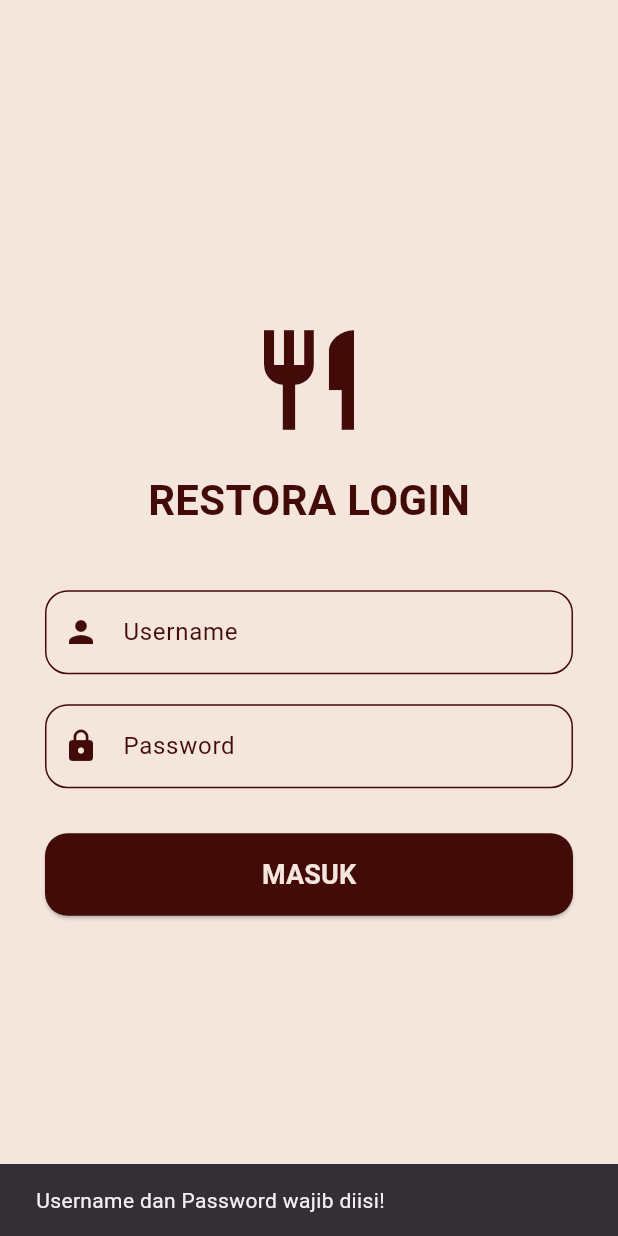
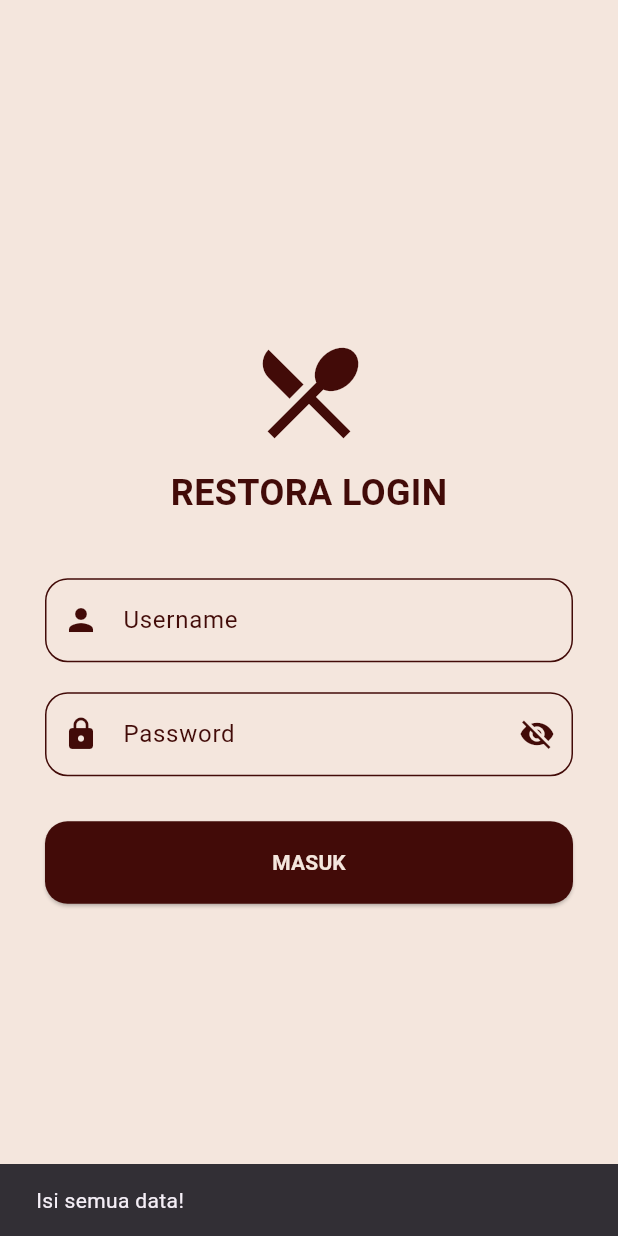
Before and after one commit to isyanaputri/resto-management, a Flutter app: the screen it shows after launch, after a tap on "MASUK", on a phone screen of 412 x 824 dp. Run offline on Flutter 3.47's test engine with Material 3 defaults, Android fonts, the phone set to English and light mode, and no system bars; Roboto replaces fonts that are missing (Poppins).

Commit message:
nambahi fitur bisa lihat dan ga lihat

```diff
--- a/lib/screens/login.dart
+++ b/lib/screens/login.dart
@@ -12,51 +12,37 @@ class LoginScreen extends StatefulWidget {
 }
 
 class _LoginScreenState extends State<LoginScreen> {
-  final TextEditingController _userCtrl = TextEditingController(); // [cite: 66]
-  final TextEditingController _passCtrl = TextEditingController(); // [cite: 66]
+  final TextEditingController _userCtrl = TextEditingController();
+  final TextEditingController _passCtrl = TextEditingController();
   bool _isLoading = false;
 
+  // Variabel untuk mengontrol tampilan password
+  bool _obscurePassword = true;
+
   void _doLogin() async {
-    // Validasi input tidak boleh kosong [cite: 66]
     if (_userCtrl.text.isEmpty || _passCtrl.text.isEmpty) {
       ScaffoldMessenger.of(context).showSnackBar(
-        const SnackBar(content: Text("Username dan Password wajib diisi!")),
+        const SnackBar(content: Text("Isi semua data!")),
       );
       return;
     }
 
     setState(() => _isLoading = true);
-
-    // Memanggil API Login [cite: 67, 83]
     final result = await ApiService().login(_userCtrl.text, _passCtrl.text);
 
     if (!mounted) return;
     setState(() => _isLoading = false);
 
-    if (result['status'] == 'success') { // [cite: 68]
-      String role = result['role']; // [cite: 68]
-
-      // Navigasi Berdasarkan Role
+    if (result['status'] == 'success') {
+      String role = result['role'];
       if (role == 'owner') {
-        // Bos bisa akses dashboard analisis [cite: 69]
-        Navigator.pushReplacement(
-          context,
-          MaterialPageRoute(builder: (_) => const DashboardAnalisis())
-        );
-      } else if (role == 'staff') {
-        // Staff diarahkan ke manajemen meja [cite: 70]
-        Navigator.pushReplacement(
-          context,
-          MaterialPageRoute(builder: (_) => const MejaScreen())
-        );
+        Navigator.pushReplacement(context, MaterialPageRoute(builder: (_) => const DashboardAnalisis()));
+      } else {
+        Navigator.pushReplacement(context, MaterialPageRoute(builder: (_) => const MejaScreen()));
       }
     } else {
-      // Tampilkan error jika login gagal [cite: 71, 72]
       ScaffoldMessenger.of(context).showSnackBar(
-        SnackBar(
-          content: Text(result['message'] ?? "Login Gagal"),
-          backgroundColor: Colors.red,
-        ),
+        SnackBar(content: Text(result['message'] ?? "Gagal"), backgroundColor: Colors.red),
       );
     }
   }
@@ -64,80 +50,54 @@ class _LoginScreenState extends State<LoginScreen> {
   @override
   Widget build(BuildContext context) {
     return Scaffold(
-      backgroundColor: AppColors.accent, // Latar belakang Cream
+      backgroundColor: AppColors.accent,
       body: Center(
         child: SingleChildScrollView(
           padding: const EdgeInsets.all(30),
           child: Column(
-            mainAxisAlignment: MainAxisAlignment.center,
             children: [
-              const Icon(Icons.restaurant, size: 80, color: AppColors.primary),
-              const SizedBox(height: 20),
+              const Icon(Icons.restaurant_menu, size: 80, color: AppColors.primary),
+              const SizedBox(height: 10),
               const Text(
                 "RESTORA LOGIN",
-                style: TextStyle(
-                  fontSize: 28,
-                  fontWeight: FontWeight.bold,
-                  color: AppColors.primary
-                ),
+                style: TextStyle(fontSize: 24, fontWeight: FontWeight.bold, color: AppColors.primary),
               ),
               const SizedBox(height: 40),
 
               // Input Username
-              TextField(
+              _buildInput(
                 controller: _userCtrl,
-                decoration: InputDecoration(
-                  labelText: "Username",
-                  labelStyle: const TextStyle(color: AppColors.primary),
-                  prefixIcon: const Icon(Icons.person, color: AppColors.primary),
-                  enabledBorder: OutlineInputBorder(
-                    borderRadius: BorderRadius.circular(15),
-                    borderSide: const BorderSide(color: AppColors.primary),
-                  ),
-                  focusedBorder: OutlineInputBorder(
-                    borderRadius: BorderRadius.circular(15),
-                    borderSide: const BorderSide(color: AppColors.primary, width: 2),
-                  ),
-                ),
+                label: "Username",
+                icon: Icons.person,
               ),
               const SizedBox(height: 20),
 
-              // Input Password
-              TextField(
+              // Input Password dengan tombol mata
+              _buildInput(
                 controller: _passCtrl,
-                obscureText: true,
-                decoration: InputDecoration(
-                  labelText: "Password",
-                  labelStyle: const TextStyle(color: AppColors.primary),
-                  prefixIcon: const Icon(Icons.lock, color: AppColors.primary),
-                  enabledBorder: OutlineInputBorder(
-                    borderRadius: BorderRadius.circular(15),
-                    borderSide: const BorderSide(color: AppColors.primary),
-                  ),
-                  focusedBorder: OutlineInputBorder(
-                    borderRadius: BorderRadius.circular(15),
-                    borderSide: const BorderSide(color: AppColors.primary, width: 2),
-                  ),
-                ),
+                label: "Password",
+                icon: Icons.lock,
+                isPassword: true,
+                obscureText: _obscurePassword,
+                onToggle: () {
+                  setState(() => _obscurePassword = !_obscurePassword);
+                },
               ),
               const SizedBox(height: 30),
 
-              // Tombol Login
+              // Tombol Masuk
               SizedBox(
                 width: double.infinity,
                 height: 55,
                 child: ElevatedButton(
                   onPressed: _isLoading ? null : _doLogin,
                   style: ElevatedButton.styleFrom(
-                    backgroundColor: AppColors.primary, // Warna Maroon
-                    foregroundColor: AppColors.accent, // Teks Cream
-                    shape: RoundedRectangleBorder(
-                      borderRadius: BorderRadius.circular(15),
-                    ),
+                    backgroundColor: AppColors.primary,
+                    shape: RoundedRectangleBorder(borderRadius: BorderRadius.circular(15)),
                   ),
                   child: _isLoading
                     ? const CircularProgressIndicator(color: AppColors.accent)
-                    : const Text("MASUK", style: TextStyle(fontSize: 18, fontWeight: FontWeight.bold)),
+                    : const Text("MASUK", style: TextStyle(color: AppColors.accent, fontWeight: FontWeight.bold)),
                 ),
               ),
             ],
@@ -146,4 +106,42 @@ class _LoginScreenState extends State<LoginScreen> {
       ),
     );
   }
+
+  Widget _buildInput({
+    required TextEditingController controller,
+    required String label,
+    required IconData icon,
+    bool isPassword = false,
+    bool obscureText = false,
+    VoidCallback? onToggle,
+  }) {
+    return TextField(
+      controller: controller,
+      obscureText: obscureText,
+      style: const TextStyle(color: AppColors.primary),
+      decoration: InputDecoration(
+        labelText: label,
+        labelStyle: const TextStyle(color: AppColors.primary),
+        prefixIcon: Icon(icon, color: AppColors.primary),
+        // Menambahkan ikon mata di sebelah kanan jika ini input password
+        suffixIcon: isPassword
+            ? IconButton(
+                icon: Icon(
+                  obscureText ? Icons.visibility_off : Icons.visibility,
+                  color: AppColors.primary,
+                ),
+                onPressed: onToggle,
+              )
+            : null,
+        enabledBorder: OutlineInputBorder(
+          borderRadius: BorderRadius.circular(15),
+          borderSide: const BorderSide(color: AppColors.primary),
+        ),
+        focusedBorder: OutlineInputBorder(
+          borderRadius: BorderRadius.circular(15),
+          borderSide: const BorderSide(color: AppColors.primary, width: 2),
+        ),
+      ),
+    );
+  }
 }
```
Also changed, not shown: assets/images/Sphagetti.png (added).
